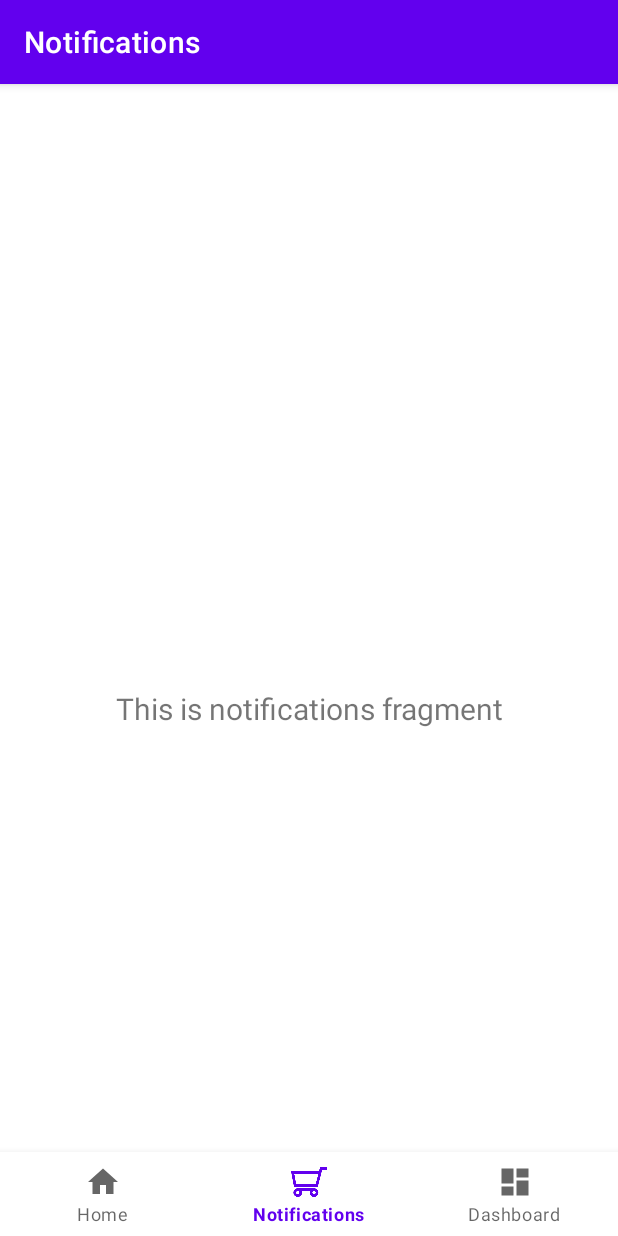
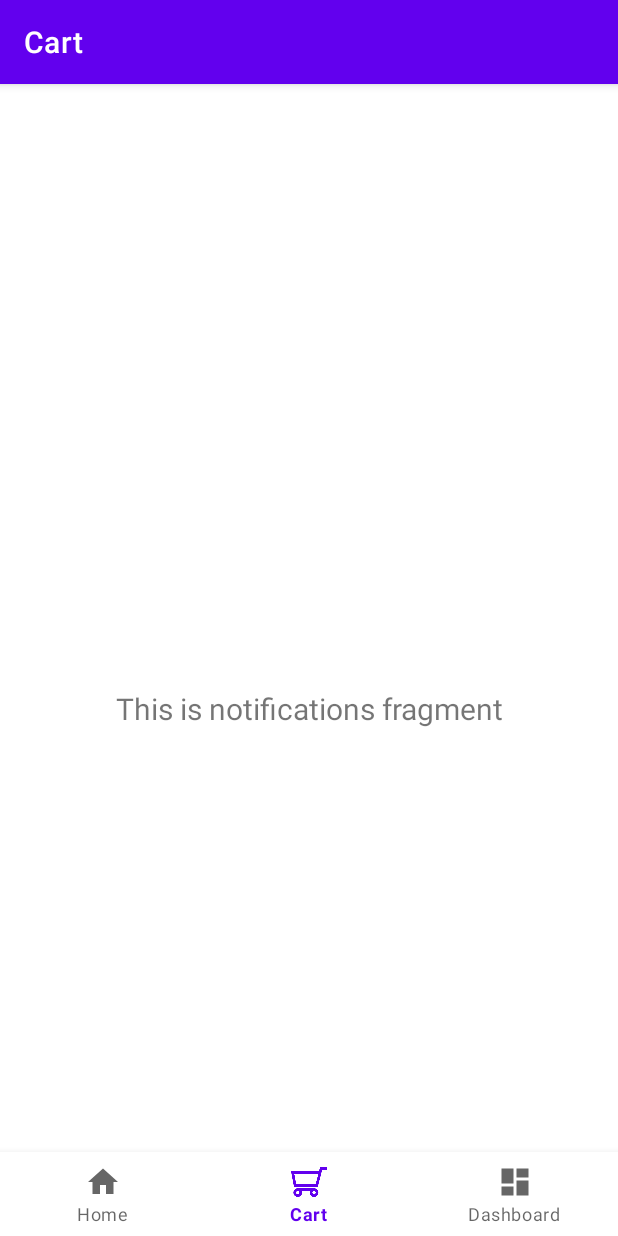
Before and after one commit to NVC414/proiect_practica_WindRiver, an Android app: the screen it shows after launch (MainActivity), item 2 of the bottom bar chosen, on a phone screen of 412 x 824 dp. Run offline under Robolectric (Android 15) with nearby library versions, the phone set to English and light mode, and no system bars; our stand-ins replace navigation-ui.

Commit message:
navigation->cart

```diff
--- a/app/src/main/res/menu/bottom_nav_menu.xml
+++ b/app/src/main/res/menu/bottom_nav_menu.xml
@@ -10,7 +10,7 @@
         android:layout_width="wrap_content"
         android:layout_height="wrap_content"
         android:icon="@drawable/shopping_cart_outline_svgrepo_com200"
-        android:title="@string/title_notifications" />
+        android:title="@string/title_cart" />
     <item
         android:id="@+id/navigation_dashboard"
         android:icon="@drawable/ic_dashboard_black_24dp"
--- a/app/src/main/res/navigation/mobile_navigation.xml
+++ b/app/src/main/res/navigation/mobile_navigation.xml
@@ -20,6 +20,6 @@
     <fragment
         android:id="@+id/navigation_cart"
         android:name="com.example.myapplication.ui.notifications.NotificationsFragment"
-        android:label="@string/title_notifications"
+        android:label="@string/title_cart"
         tools:layout="@layout/fragment_notifications" />
 </navigation>
--- a/app/src/main/res/values/strings.xml
+++ b/app/src/main/res/values/strings.xml
@@ -2,5 +2,5 @@
     <string name="app_name">My Application</string>
     <string name="title_home">Home</string>
     <string name="title_dashboard">Dashboard</string>
-    <string name="title_notifications">Notifications</string>
+    <string name="title_cart">Cart</string>
 </resources>
```
